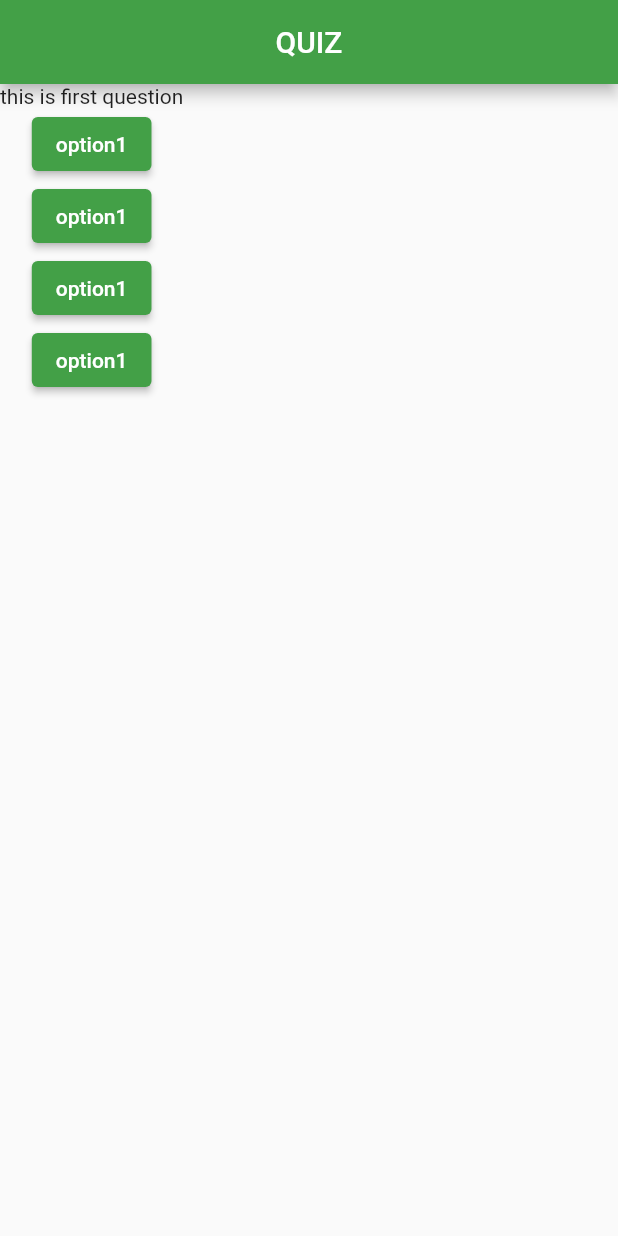
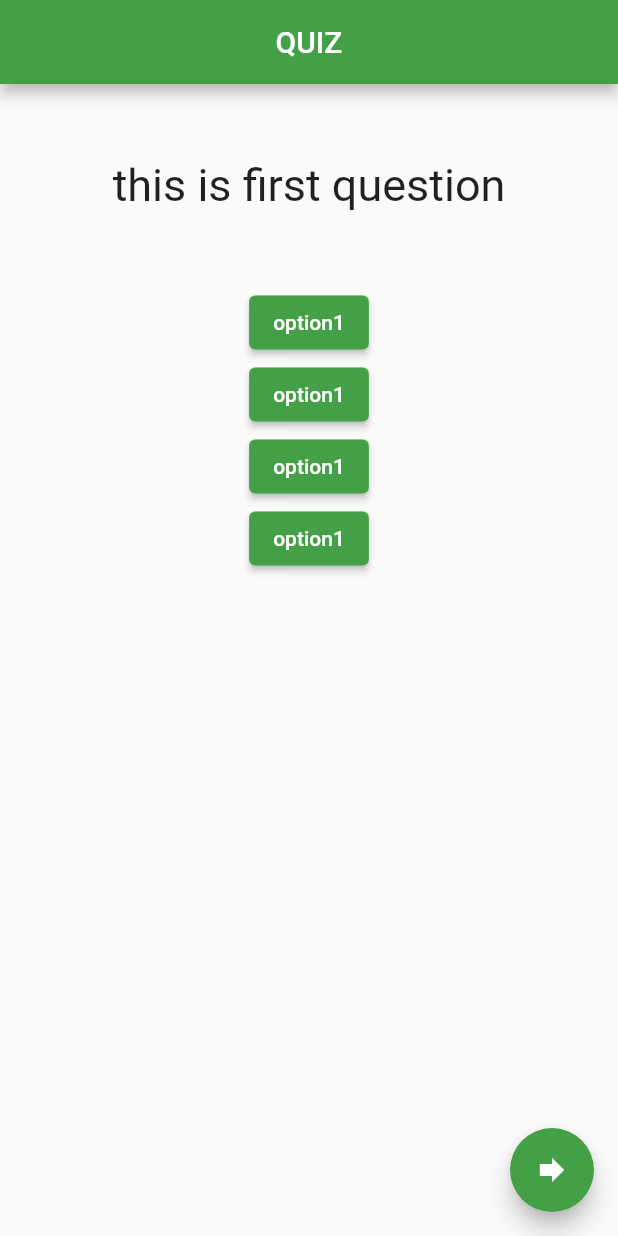
Before and after one commit to niteshnkh/basic-quiz-with-flutter, a Flutter app: the screen it shows after launch, on a phone screen of 412 x 824 dp. Run offline on Flutter 3.47's test engine with Material 2 defaults, Android fonts, the phone set to English and light mode, and no system bars.

Commit message:
adding margin

```diff
--- a/lib/main.dart
+++ b/lib/main.dart
@@ -70,6 +70,15 @@ class _MyAppState extends State<MyApp>{
           )
         ],
       ),
+      floatingActionButton: FloatingActionButton(
+        onPressed: () {
+          print('next page is not available yet');
+        },
+        child: Icon(
+          Icons.forward,
+        ),
+        backgroundColor: Colors.green[600],
+      ),
     );
   }
 }
--- a/lib/question.dart
+++ b/lib/question.dart
@@ -7,6 +7,14 @@ class Question extends StatelessWidget {
 
   @override
   Widget build(BuildContext context) {
-    return Text(questionText);
+    return Container(
+      width: double.infinity,
+      margin: EdgeInsets.all(50),
+      child: Text(
+        questionText,
+        style: TextStyle(fontSize: 30),
+        textAlign: TextAlign.center,
+      ),
+    );
   }
 }
```
